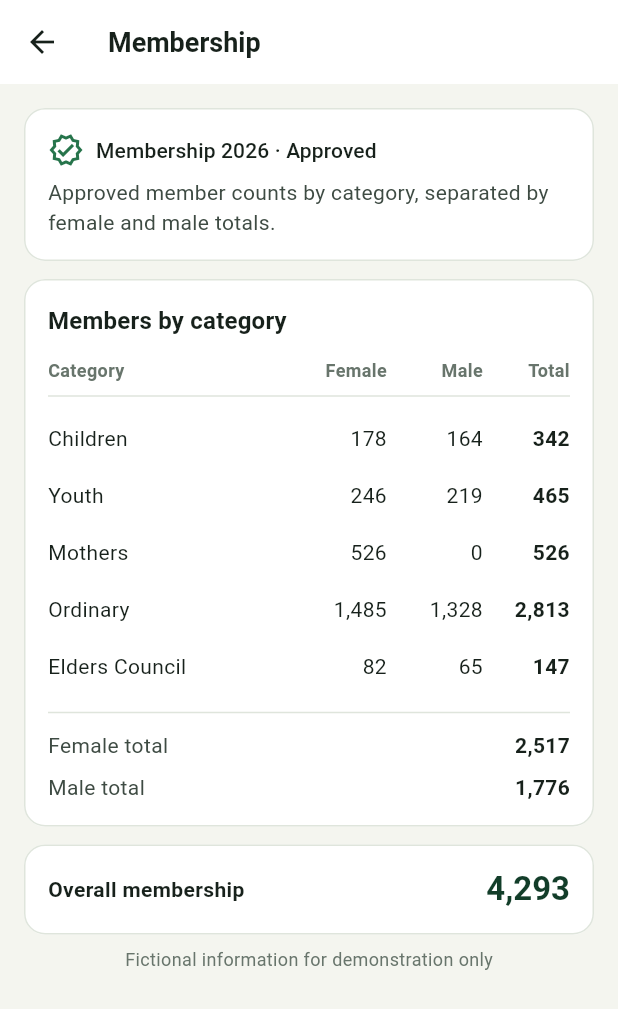
After one commit to sarvodaya-connect/sarvodaya-connect, a Flutter app: the MembershipScreen screen opened directly, on a phone screen of 412 x 824 dp. The commit adds this screen. Shown: the top 1009 px of the screen. Run offline on Flutter 3.47's test engine with Material 3 defaults, Android fonts, the light colour scheme and no system bars; accounts and stored records are empty.

Commit message:
SC-51 feat: add council and membership views

```diff
--- a/apps/mobile/lib/src/data/demo_data.dart
+++ b/apps/mobile/lib/src/data/demo_data.dart
@@ -5,6 +5,7 @@
 import '../models/audit.dart';
 import '../models/committee.dart';
 import '../models/document.dart';
+import '../models/membership.dart';
 import '../models/notification.dart';
 import '../models/society.dart';
 import '../models/submission.dart';
@@ -22,6 +23,12 @@ const demoDistrict = DistrictRef(
   id: 'district-kurunegala',
   code: 'KG',
   nameEn: 'Kurunegala',
+);
+
+const demoAnuradhapuraDistrict = DistrictRef(
+  id: 'district-anuradhapura',
+  code: 'AD',
+  nameEn: 'Anuradhapura',
 );
 
 const demoReviewerName = 'R. Fernando';
@@ -91,6 +98,47 @@ final demoSociety = SocietyDetails(
   lastVerifiedBy: demoReviewerName,
 );
 
+/// Directory records used by the role-filtered M20 My Societies screen.
+final demoSocieties = <SocietyDetails>[
+  demoSociety,
+  SocietyDetails(
+    id: 'society-mawathagama',
+    societyCode: 'SSS-104287',
+    nameEn: 'Mawathagama SSS',
+    district: demoDistrict,
+    status: SocietyStatus.active,
+    verificationStatus: VerificationStatus.verified,
+    profileCompleteness: 72,
+    updatedAt: DateTime(2026, 10, 1),
+    registrationNumber: 'DEMO/KG/1984/018',
+    address: const SocietyAddress(
+      addressLine: 'No. 4, Station Road',
+      village: 'Mawathagama',
+      gnDivision: 'Mawathagama 1020',
+      dsDivision: 'Mawathagama',
+    ),
+    contacts: const [],
+  ),
+  SocietyDetails(
+    id: 'society-wariyapola',
+    societyCode: 'SSS-105012',
+    nameEn: 'Wariyapola SSS',
+    district: demoAnuradhapuraDistrict,
+    status: SocietyStatus.active,
+    verificationStatus: VerificationStatus.verified,
+    profileCompleteness: 94,
+    updatedAt: DateTime(2026, 10, 3),
+    registrationNumber: 'DEMO/AD/1981/076',
+    address: const SocietyAddress(
+      addressLine: 'No. 8, Temple Street',
+      village: 'Wariyapola',
+      gnDivision: 'Wariyapola 1012',
+      dsDivision: 'Wariyapola',
+    ),
+    contacts: const [],
+  ),
+];
+
 /// Sections counted for profile completeness. Society email is deliberately missing in the demo.
 const demoCompletedSections = [
   'Registration',
@@ -111,6 +159,7 @@ CommitteeMember _member(
   int? age,
   bool primary = false,
   DateTime? appointedOn,
+  String? email,
 }) {
   return CommitteeMember(
     id: id,
@@ -118,6 +167,7 @@ CommitteeMember _member(
     position: position,
     seatType: seat,
     phone: '+94 00 000 ${phoneSuffix.toString().padLeft(4, '0')}',
+    email: email ?? '$id@example.invalid',
     age: age,
     appointedOn: appointedOn ?? DateTime(2024, 6, 1),
     isActive: true,
@@ -125,7 +175,7 @@ CommitteeMember _member(
   );
 }
 
-/// 23 of 25 seats filled: Children 3/3, Youth 2/3, Mothers 3/3, Ordinary 9/9, Elders 6/7.
+/// All 25 seats filled: Children 3/3, Youth 3/3, Mothers 3/3, Ordinary 9/9, Elders 7/7.
 final demoCouncil = <CommitteeMember>[
   _member(
     'cm-president',
@@ -188,6 +238,14 @@ final demoCouncil = <CommitteeMember>[
     CouncilSeatType.youth,
     15,
     age: 23,
+  ),
+  _member(
+    'cm-youth-3',
+    'D. Fernando',
+    'Executive member',
+    CouncilSeatType.youth,
+    25,
+    age: 21,
   ),
   _member(
     'cm-mother-1',
@@ -294,7 +352,26 @@ final demoCouncil = <CommitteeMember>[
     CouncilSeatType.elder,
     36,
   ),
+  _member(
+    'cm-elder-7',
+    'P. Senanayake',
+    'Elders Council',
+    CouncilSeatType.elder,
+    37,
+  ),
 ];
+
+/// Fictional member counts for the approved 2026 membership snapshot.
+const demoMembership = MembershipSummary(
+  year: 2026,
+  categories: [
+    MembershipCategoryCounts(category: 'Children', female: 178, male: 164),
+    MembershipCategoryCounts(category: 'Youth', female: 246, male: 219),
+    MembershipCategoryCounts(category: 'Mothers', female: 526, male: 0),
+    MembershipCategoryCounts(category: 'Ordinary', female: 1485, male: 1328),
+    MembershipCategoryCounts(category: 'Elders Council', female: 82, male: 65),
+  ],
+);
 
 final demoDocuments = <SocietyDocument>[
   SocietyDocument(
--- /dev/null
+++ b/apps/mobile/lib/src/models/membership.dart
@@ -0,0 +1,26 @@
+/// Female and male membership counts for one approved society category.
+class MembershipCategoryCounts {
+  const MembershipCategoryCounts({
+    required this.category,
+    required this.female,
+    required this.male,
+  });
+
+  final String category;
+  final int female;
+  final int male;
+
+  int get total => female + male;
+}
+
+/// Annual, approved membership snapshot for M08.
+class MembershipSummary {
+  const MembershipSummary({required this.year, required this.categories});
+
+  final int year;
+  final List<MembershipCategoryCounts> categories;
+
+  int get femaleTotal => categories.fold(0, (sum, item) => sum + item.female);
+  int get maleTotal => categories.fold(0, (sum, item) => sum + item.male);
+  int get overallTotal => femaleTotal + maleTotal;
+}
--- a/apps/mobile/lib/src/screens/council_screen.dart
+++ b/apps/mobile/lib/src/screens/council_screen.dart
@@ -238,6 +238,8 @@ class _CurrentCouncil extends StatelessWidget {
               if (member.age != null)
                 InfoRow(label: 'Age', value: '${member.age}'),
               InfoRow(label: 'Phone', value: member.phone),
+              if (member.email != null)
+                InfoRow(label: 'Email', value: member.email),
               InfoRow(
                 label: 'Start date',
                 value: member.appointedOn == null
--- a/apps/mobile/lib/src/screens/home_screen.dart
+++ b/apps/mobile/lib/src/screens/home_screen.dart
@@ -16,6 +16,7 @@ import 'audit_screen.dart';
 import 'changes_requested_screen.dart';
 import 'council_screen.dart';
 import 'notifications_screen.dart';
+import 'membership_screen.dart';
 import 'submission_detail_screen.dart';
 
 /// M05 · Society Officer home.
@@ -195,6 +196,15 @@ class _HomeContent extends StatelessWidget {
                   icon: Icons.upload_file_outlined,
                   label: copy.uploadDocument,
                   onTap: () => store.selectTab(HomeShell.documentsTab),
+                ),
+                _QuickAction(
+                  icon: Icons.people_alt_outlined,
+                  label: 'Membership',
+                  onTap: () => Navigator.of(context).push(
+                    MaterialPageRoute<void>(
+                      builder: (_) => const MembershipScreen(),
+                    ),
+                  ),
                 ),
               ],
             ),
--- /dev/null
+++ b/apps/mobile/lib/src/screens/membership_screen.dart
@@ -0,0 +1,206 @@
+import 'package:flutter/material.dart';
+
+import '../data/demo_data.dart';
+import '../models/membership.dart';
+import '../state/demo_store.dart';
+import '../theme/app_theme.dart';
+import '../widgets/demo_loader.dart';
+import '../widgets/section_card.dart';
+import '../widgets/state_views.dart';
+
+/// M08 · Approved membership totals by category and gender.
+class MembershipScreen extends StatelessWidget {
+  const MembershipScreen({super.key});
+
+  @override
+  Widget build(BuildContext context) {
+    final store = DemoScope.of(context);
+    return Scaffold(
+      appBar: AppBar(title: const Text('Membership')),
+      body: Column(
+        children: [
+          if (store.offline)
+            const OfflineBanner(message: 'Offline · showing saved information'),
+          Expanded(
+            child: DemoLoader(
+              loadingLabel: 'Loading membership totals',
+              builder: (context) => store.emptyRecords
+                  ? const StateMessage(
+                      icon: Icons.groups_outlined,
+                      title: 'Membership not available',
+                      message: 'No approved member counts have been added yet.',
+                    )
+                  : const _MembershipContent(summary: demoMembership),
+            ),
+          ),
+        ],
+      ),
+    );
+  }
+}
+
+class _MembershipContent extends StatelessWidget {
+  const _MembershipContent({required this.summary});
+
+  final MembershipSummary summary;
+
+  @override
+  Widget build(BuildContext context) => ListView(
+    padding: const EdgeInsets.all(16),
+    children: [
+      SectionCard(
+        children: [
+          Row(
+            children: [
+              const Icon(Icons.verified_outlined, color: AppColors.leaf),
+              const SizedBox(width: 8),
+              Expanded(
+                child: Text(
+                  'Membership ${summary.year} · Approved',
+                  style: Theme.of(context).textTheme.titleSmall,
+                ),
+              ),
+            ],
+          ),
+          const SizedBox(height: 6),
+          const Text(
+            'Approved member counts by category, separated by female and male totals.',
+            style: TextStyle(color: AppColors.inkSoft, height: 1.4),
+          ),
+        ],
+      ),
+      const SizedBox(height: 12),
+      SectionCard(
+        title: 'Members by category',
+        children: [
+          const _MembershipHeader(),
+          const Divider(height: 18),
+          for (final category in summary.categories)
+            _CategoryRow(category: category),
+          const Divider(height: 24),
+          _TotalRow(
+            label: 'Female total',
+            value: _formatCount(summary.femaleTotal),
+          ),
+          const SizedBox(height: 8),
+          _TotalRow(
+            label: 'Male total',
+            value: _formatCount(summary.maleTotal),
+          ),
+        ],
+      ),
+      const SizedBox(height: 12),
+      SectionCard(
+        children: [
+          Row(
+            children: [
+              const Expanded(
+                child: Text(
+                  'Overall membership',
+                  style: TextStyle(fontWeight: FontWeight.w700),
+                ),
+              ),
+              Text(
+                _formatCount(summary.overallTotal),
+                style: Theme.of(context).textTheme.titleLarge?.copyWith(
+                  color: AppColors.forest,
+                  fontWeight: FontWeight.w700,
+                ),
+              ),
+            ],
+          ),
+        ],
+      ),
+      const SizedBox(height: 8),
+      const Center(
+        child: Text(
+          'Fictional information for demonstration only',
+          style: TextStyle(fontSize: 12, color: AppColors.muted),
+        ),
+      ),
+    ],
+  );
+}
+
+class _MembershipHeader extends StatelessWidget {
+  const _MembershipHeader();
+
+  @override
+  Widget build(BuildContext context) => const Row(
+    children: [
+      Expanded(child: Text('Category', style: _headerStyle)),
+      SizedBox(
+        width: 64,
+        child: Text('Female', textAlign: TextAlign.end, style: _headerStyle),
+      ),
+      SizedBox(
+        width: 64,
+        child: Text('Male', textAlign: TextAlign.end, style: _headerStyle),
+      ),
+      SizedBox(
+        width: 58,
+        child: Text('Total', textAlign: TextAlign.end, style: _headerStyle),
+      ),
+    ],
+  );
+}
+
+class _CategoryRow extends StatelessWidget {
+  const _CategoryRow({required this.category});
+
+  final MembershipCategoryCounts category;
+
+  @override
+  Widget build(BuildContext context) => Padding(
+    padding: const EdgeInsets.symmetric(vertical: 9),
+    child: Row(
+      children: [
+        Expanded(child: Text(category.category)),
+        SizedBox(
+          width: 64,
+          child: Text(_formatCount(category.female), textAlign: TextAlign.end),
+        ),
+        SizedBox(
+          width: 64,
+          child: Text(_formatCount(category.male), textAlign: TextAlign.end),
+        ),
+        SizedBox(
+          width: 58,
+          child: Text(
+            _formatCount(category.total),
+            textAlign: TextAlign.end,
+            style: const TextStyle(fontWeight: FontWeight.w600),
+          ),
+        ),
+      ],
+    ),
+  );
+}
+
+class _TotalRow extends StatelessWidget {
+  const _TotalRow({required this.label, required this.value});
+
+  final String label;
+  final String value;
+
+  @override
+  Widget build(BuildContext context) => Row(
+    children: [
+      Expanded(
+        child: Text(label, style: const TextStyle(color: AppColors.inkSoft)),
+      ),
+      Text(value, style: const TextStyle(fontWeight: FontWeight.w600)),
+    ],
+  );
+}
+
+const _headerStyle = TextStyle(
+  color: AppColors.muted,
+  fontWeight: FontWeight.w700,
+  fontSize: 12,
+);
+
+String _formatCount(int value) => value.toString().replaceAllMapped(
+  RegExp(r'\B(?=(\d{3})+(?!\d))'),
+  (_) => ',',
+);
--- a/apps/mobile/lib/src/state/demo_store.dart
+++ b/apps/mobile/lib/src/state/demo_store.dart
@@ -1093,6 +1093,7 @@ class DemoStore extends ChangeNotifier {
         position: outgoing.position,
         seatType: outgoing.seatType,
         phone: outgoing.phone,
+        email: outgoing.email,
         appointedOn: outgoing.appointedOn,
         endedOn: startDate,
         isActive: false,
```
Also changed, not shown: 2 other files.
